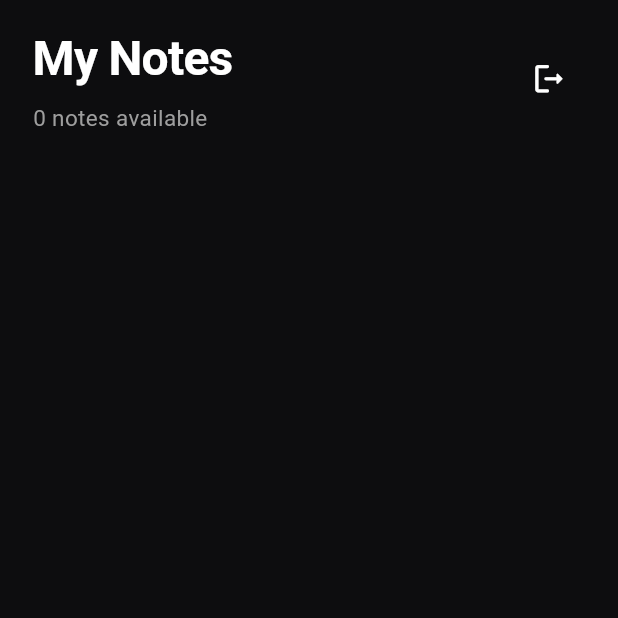
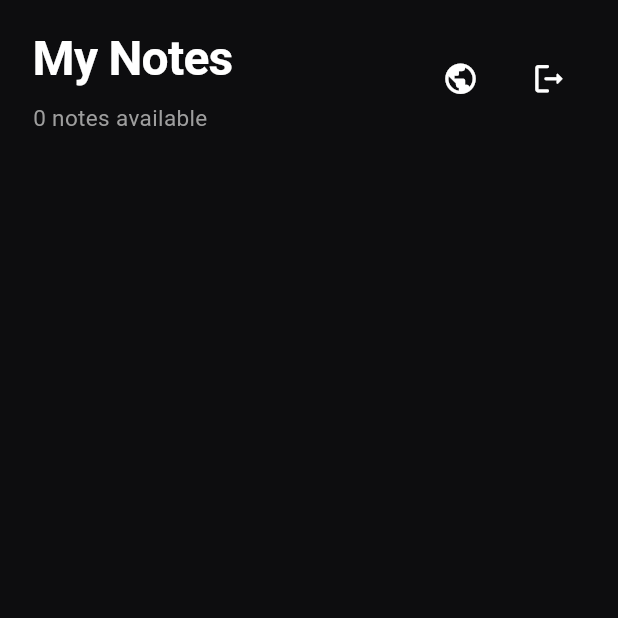
Before and after one commit to ruman-dev/inkwell_flutter, a Flutter app: the HomeScreen screen opened by its route, on a phone screen of 412 x 824 dp, the top half of it. Run offline on Flutter 3.47's test engine with Material 3 defaults, Android fonts, the phone set to English and light mode, and no system bars; our stand-ins replace cloud_firestore, dartz, firebase_auth, firebase_core, flutter_native_splash, flutter_screenutil and 1 more; accounts and stored records are empty.

Commit message:
feat: added planet info screen

```diff
--- a/lib/core/routes/app_pages.dart
+++ b/lib/core/routes/app_pages.dart
@@ -5,6 +5,7 @@ import 'package:inkwell/features/auth/presentation/screens/auth_screen.dart';
 import 'package:inkwell/features/home/presentation/bindings/home_bindings.dart';
 import 'package:inkwell/features/home/presentation/screens/add_new_task_screen.dart';
 import 'package:inkwell/features/home/presentation/screens/home_screen.dart';
+import 'package:inkwell/features/home/presentation/screens/planet_info_screen.dart';
 
 final List<GetPage> pages = [
   GetPage(
@@ -22,4 +23,9 @@ final List<GetPage> pages = [
     page: () => const AddNewTaskScreen(),
     binding: HomeBindings(),
   ),
+  GetPage(
+    name: AppRoutes.planetInfo,
+    page: () => const PlanetInfoScreen(),
+    binding: HomeBindings(),
+  ),
 ];
--- a/lib/core/routes/app_routes.dart
+++ b/lib/core/routes/app_routes.dart
@@ -3,4 +3,5 @@ class AppRoutes {
   static const auth = '/auth';
   static const home = '/home';
   static const addNewTask = '/add-new-task';
+  static const planetInfo = '/planet-info';
 }
--- a/lib/features/home/presentation/bindings/home_bindings.dart
+++ b/lib/features/home/presentation/bindings/home_bindings.dart
@@ -1,11 +1,13 @@
 import 'package:get/instance_manager.dart';
 import 'package:inkwell/features/home/presentation/controllers/add_new_task_controller.dart';
 import 'package:inkwell/features/home/presentation/controllers/home_controller.dart';
+import 'package:inkwell/features/home/presentation/controllers/planet_info_controller.dart';
 
 class HomeBindings extends Bindings {
   @override
   void dependencies() {
     Get.lazyPut<HomeController>(() => HomeController());
     Get.lazyPut<AddNewTaskController>(() => AddNewTaskController());
+    Get.lazyPut<PlanetInfoController>(() => PlanetInfoController());
   }
 }
--- /dev/null
+++ b/lib/features/home/presentation/controllers/planet_info_controller.dart
@@ -0,0 +1,3 @@
+import 'package:get/get.dart';
+
+class PlanetInfoController extends GetxController {}
--- a/lib/features/home/presentation/screens/home_screen.dart
+++ b/lib/features/home/presentation/screens/home_screen.dart
@@ -48,6 +48,17 @@ class HomeScreen extends GetView<HomeController> {
                       ),
                     ],
                   ),
+                  Row(
+                    spacing: 10.w,
+                    children: [
+                      IconButton(
+                        onPressed: () => Get.toNamed(AppRoutes.planetInfo),
+                        icon: Icon(
+                          Icons.public_outlined,
+                          color: Colors.white,
+                          size: 24.r,
+                        ),
+                      ),
                       IconButton(
                         onPressed: () {
                           if (!Get.isRegistered<AuthController>()) {
@@ -61,6 +72,8 @@ class HomeScreen extends GetView<HomeController> {
                           color: Colors.white,
                           size: 24.r,
                         ),
+                      ),
+                    ],
                   ),
                 ],
               ),
```
Also changed, not shown: lib/features/home/presentation/screens/planet_info_screen.dart (added, +20 -0 lines), pubspec.lock. Lines whose indentation alone changed are shown as unchanged.
